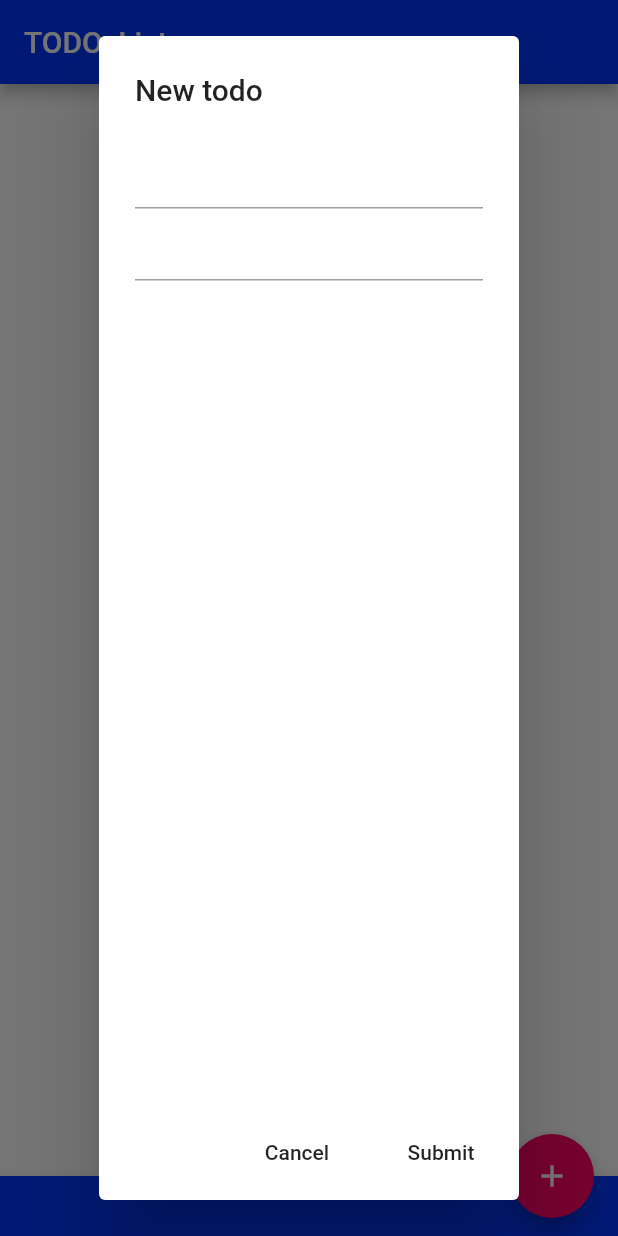
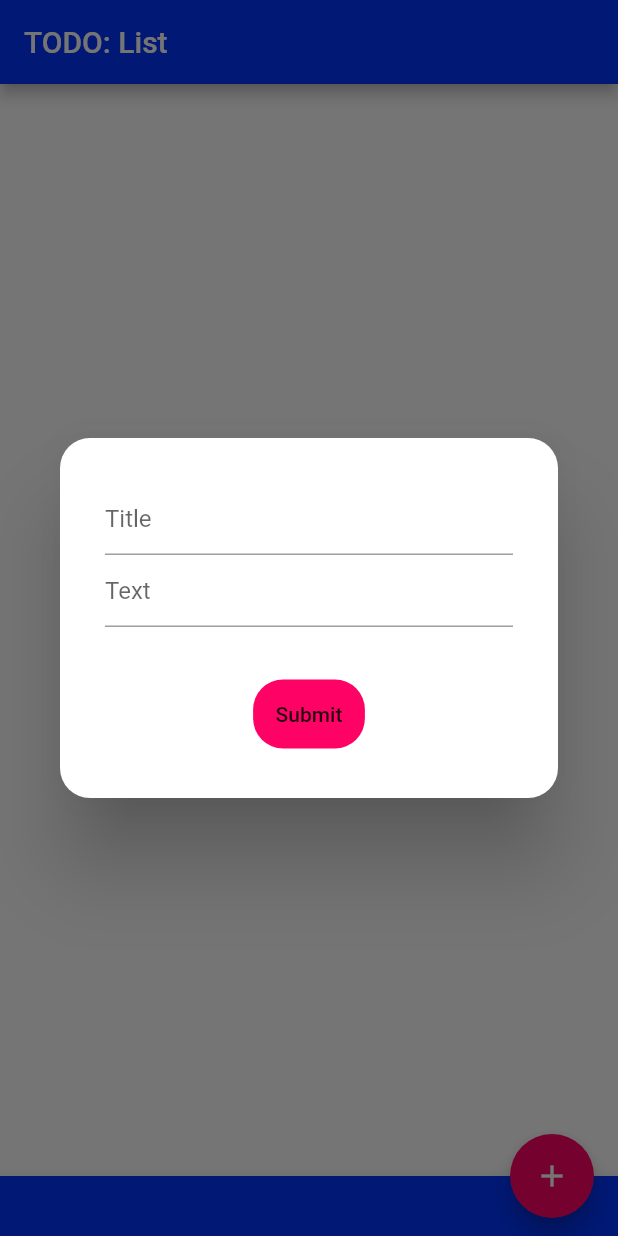
Before and after one commit to wvovaw/TODO-list, a Flutter app: the screen it shows after launch, after a tap on the "add" icon, on a phone screen of 412 x 824 dp. Run offline on Flutter 3.47's test engine with Material 2 defaults, Android fonts, the phone set to English and light mode, and no system bars.

Commit message:
Rework input form

```diff
--- a/lib/todolist/todolist.dart
+++ b/lib/todolist/todolist.dart
@@ -6,51 +6,65 @@ import 'package:todo_list/todolist/utils.dart' as utils;
 class TodoListState extends State<TodoList> {
   final ScrollController _scrollController = new ScrollController();
   List<TodoModal> _todoModal = [];
-  TextEditingController _titleController1 = TextEditingController();
-  TextEditingController _titleController2 = TextEditingController();
+  TextEditingController _titleController = TextEditingController();
+  TextEditingController _textController = TextEditingController();
 
   Future<List<dynamic>>_createAlertDialog (BuildContext context) {
-    return showDialog(context: context, builder: (context) {
-      return AlertDialog(
-        title: Text('New todo'),
-        content: Column(
+    return showDialog(
+      context: context,
+      builder: (context) {
+        return Dialog(
+          shape: RoundedRectangleBorder(
+            borderRadius: BorderRadius.circular(20)
+          ),
+          child: Container(
+            height: 220,
+            padding: EdgeInsets.all(20.0),
+            margin: EdgeInsets.all(10),
+            child: Column(
               children: <Widget>[
                 TextField(
-                controller: _titleController1,
+                  controller: _titleController,
+                  decoration: InputDecoration(
+                    hintText: "Title"
+                  ),
                 ),
                 TextField(
-                controller: _titleController2,
+                  controller: _textController,
+                  decoration: InputDecoration(
+                    hintText: "Text"
                   ),
+                ),
+                MaterialButton(
+                  child: Container(
+                    child: Text("Submit"),
+                    padding: EdgeInsets.all(15.0),
+                    margin: EdgeInsets.only(
+                      top: 35.0
+                    ),
+                    decoration: BoxDecoration(
+                      color: utils.getCustomTheme().accentColor,
+                      borderRadius: BorderRadius.circular(20.0)
+                    ),
+                  ),
+                  onPressed: () {
+                    List<dynamic> ret = [
+                      _titleController.text,
+                      _textController.text
+                    ];
+                    Navigator.of(context).pop<List<dynamic>>(ret);
+                      _titleController.clear();
+                      _textController.clear();
+                  }
+                )
               ],
             ),
+          ),
+        );
+      }
+    );
+  }
 
-        actions: <Widget>[
-          MaterialButton(
-            elevation: 5.0,
-            child: Text('Cancel'),
-            onPressed: () {
-              Navigator.of(context).pop();
-              _titleController1.clear();
-              _titleController2.clear();
-            },
-          ),
-          MaterialButton(
-            elevation: 5.0,
-            child: Text('Submit'),
-            onPressed: () {
-              List<dynamic> ret = [
-                _titleController1.text,
-                _titleController2.text
-              ];
-              Navigator.of(context).pop<List<dynamic>>(ret);
-              _titleController1.clear();
-              _titleController2.clear();
-            },
-          ),
-        ],
-      );
-    } );
-  }
   _onTodoListUpdate() {
     String newTitle;
     String newText;
```
Lines whose indentation alone changed are shown as unchanged.
